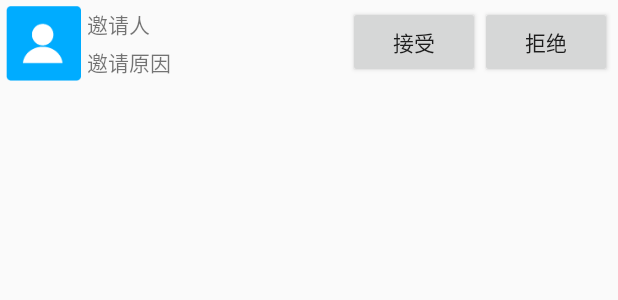
After one commit to NewIdeaSoft/IMDemo, an Android app: the layout item_invitation_list.xml on its own in the app's theme, with its tools: preview values and no code run, on a phone screen of 412 x 824 dp. The commit adds this screen. Shown: the top 300 px of the screen. Run offline under Robolectric (Android 15) with nearby library versions, the phone set to English and light mode, and no system bars.

Commit message:
邀请信息见面

```diff
--- a/app/src/main/java/com/nisoft/imdemo/module/bean/UserInfo.java
+++ b/app/src/main/java/com/nisoft/imdemo/module/bean/UserInfo.java
@@ -16,6 +16,7 @@ public class UserInfo {
 
     public UserInfo(String name) {
         mName = name;
+        mHxid = name;
     }
 
     public String getName() {
--- a/app/src/main/java/com/nisoft/imdemo/module/dao/InvitationDAO.java
+++ b/app/src/main/java/com/nisoft/imdemo/module/dao/InvitationDAO.java
@@ -26,9 +26,6 @@ public class InvitationDAO {
         String sql = "select * from " + InvitationTable.TABLE_NAME + ";";
         SQLiteDatabase database = mHelper.getReadableDatabase();
         Cursor cursor = database.rawQuery(sql, null);
-        if (cursor.getCount() <= 0) {
-            return null;
-        }
         List<Invitation> invitationList = new ArrayList<>();
         while (cursor.moveToNext()) {
             Invitation invitation = new Invitation();
--- /dev/null
+++ b/app/src/main/res/layout/item_invitation_list.xml
@@ -0,0 +1,48 @@
+<?xml version="1.0" encoding="utf-8"?>
+<LinearLayout xmlns:android="http://schemas.android.com/apk/res/android"
+              android:layout_width="match_parent"
+              android:layout_height="wrap_content"
+              android:orientation="horizontal"
+              android:padding="4dp">
+
+    <ImageView
+        android:layout_width="50dp"
+        android:layout_height="50dp"
+        android:src="@drawable/em_default_avatar"/>
+
+    <LinearLayout
+        android:layout_width="0dp"
+        android:layout_height="50dp"
+        android:layout_weight="1"
+        android:orientation="vertical"
+        android:layout_marginLeft="4dp">
+
+        <TextView
+            android:id="@+id/tv_invitation_name"
+            android:layout_width="match_parent"
+            android:layout_height="0dp"
+            android:layout_weight="1"
+            android:text="邀请人"
+            android:gravity="center_vertical"/>
+
+        <TextView
+            android:id="@+id/tv_invitation_reason"
+            android:layout_width="match_parent"
+            android:layout_height="0dp"
+            android:layout_weight="1"
+            android:text="邀请原因"
+            android:gravity="center_vertical"/>
+    </LinearLayout>
+
+    <Button
+        android:id="@+id/btn_invitation_accept"
+        android:layout_width="wrap_content"
+        android:layout_height="wrap_content"
+        android:text="接受"/>
+
+    <Button
+        android:id="@+id/btn_invitation_reject"
+        android:layout_width="wrap_content"
+        android:layout_height="wrap_content"
+        android:text="拒绝"/>
+</LinearLayout>
```
Also changed, not shown: app/src/main/java/com/nisoft/imdemo/controller/activity/InvitationListActivity.java (+23 -31 lines), app/src/main/java/com/nisoft/imdemo/controller/adapter/InvitationAdapter.java (added, +92 -0 lines).
